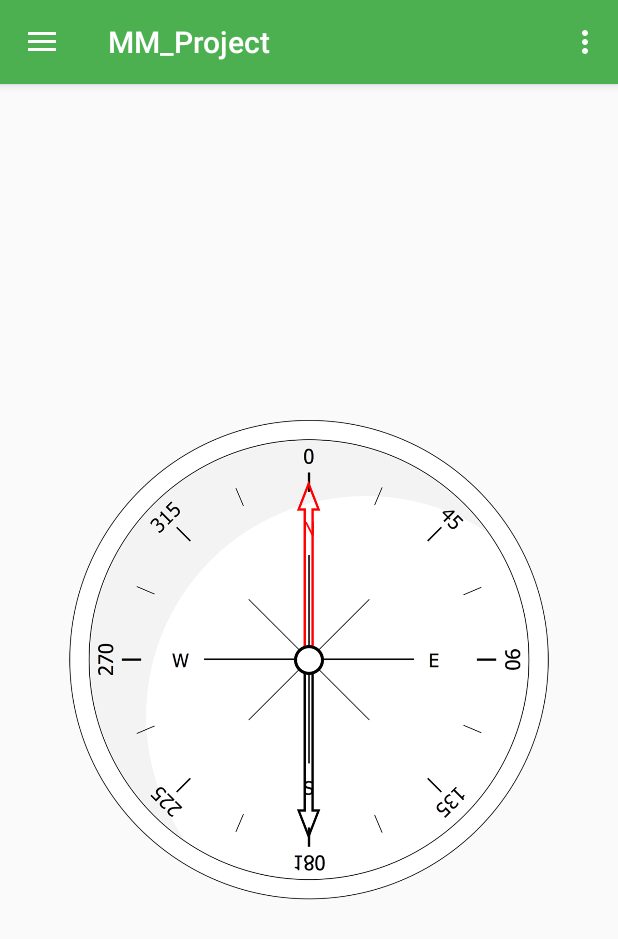
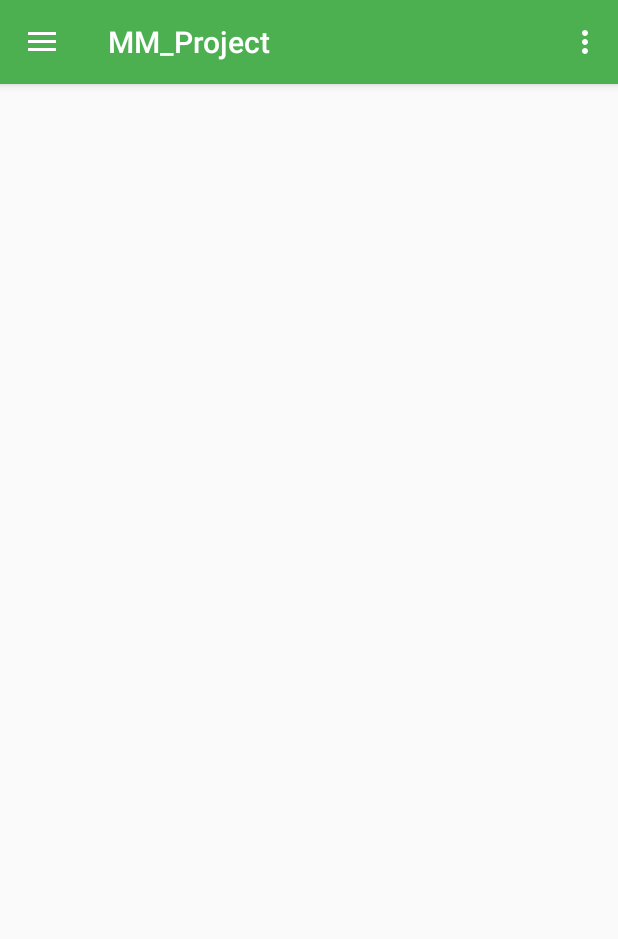
Before and after one commit to DINGDAMU/Geo-tagged-time-capture, an Android app: the screen it shows after launch (MainActivity), on a phone screen of 412 x 824 dp. Shown: the top 939 px of the screen. Run offline under Robolectric (Android 15) with nearby library versions, the phone set to English and light mode, and no system bars.

Commit message:
move the compass to the menu

```diff
--- a/app/src/main/AndroidManifest.xml
+++ b/app/src/main/AndroidManifest.xml
@@ -48,6 +48,12 @@
             android:exported="true">
 
         </activity>
+        <activity
+            android:name=".Compass_Activity"
+            android:label="@string/title_activity_compass"
+            android:exported="true">
+
+        </activity>
     </application>
 
 </manifest>
--- a/app/src/main/java/com/example/dingdamu/ding/Import.java
+++ b/app/src/main/java/com/example/dingdamu/ding/Import.java
@@ -11,7 +11,6 @@ import android.support.v7.app.AppCompatActivity;
 import android.view.Menu;
 import android.view.MenuItem;
 import android.view.View;
-import android.os.Bundle;
 import android.widget.ListView;
 import android.widget.Toast;
 
@@ -66,7 +65,7 @@ public class Import extends AppCompatActivity {
 
     @Override
     public boolean onCreateOptionsMenu(Menu menu) {
-        getMenuInflater().inflate(R.menu.menu_main, menu);
+        getMenuInflater().inflate(R.menu.menu_import, menu);
         return true;
     }
 
--- a/app/src/main/java/com/example/dingdamu/ding/MainActivity.java
+++ b/app/src/main/java/com/example/dingdamu/ding/MainActivity.java
@@ -18,7 +18,6 @@ import android.widget.TextView;
 
 public class MainActivity extends AppCompatActivity
         implements NavigationView.OnNavigationItemSelectedListener {
-    private Compass compass;
 
     @Override
     protected void onCreate(Bundle savedInstanceState) {
@@ -27,10 +26,7 @@ public class MainActivity extends AppCompatActivity
         Toolbar toolbar = (Toolbar) findViewById(R.id.toolbar);
         setSupportActionBar(toolbar);
 
-        Compass.mText=(TextView) findViewById(R.id.compass_information);
 
-        compass = new Compass(this);
-        compass.arrowView = (ImageView) findViewById(R.id.main_image_hands);
 
 
 
@@ -76,30 +72,7 @@ public class MainActivity extends AppCompatActivity
 
         return super.onOptionsItemSelected(item);
     }
-    @Override
-    protected void onStart() {
-        super.onStart();
-        compass.start();
 
-    }
-
-    @Override
-    protected void onPause() {
-        super.onPause();
-        compass.stop();
-    }
-
-    @Override
-    protected void onResume() {
-        super.onResume();
-        compass.start();
-    }
-
-    @Override
-    protected void onStop() {
-        super.onStop();
-        compass.stop();
-    }
 
 
     @SuppressWarnings("StatementWithEmptyBody")
@@ -123,6 +96,9 @@ public class MainActivity extends AppCompatActivity
             intent.setClass(MainActivity.this, Gallery.class);
             startActivity(intent);
         } else if (id == R.id.nav_manage) {
+            Intent intent = new Intent();
+            intent.setClass(MainActivity.this, Compass_Activity.class);
+            startActivity(intent);
 
         } else if (id == R.id.nav_share) {
 
--- a/app/src/main/res/layout/content_main.xml
+++ b/app/src/main/res/layout/content_main.xml
@@ -12,28 +12,5 @@
     tools:context="com.example.dingdamu.ding.MainActivity"
     tools:showIn="@layout/app_bar_main">
 
-    <ImageView
-        android:id="@+id/main_image_dial"
-        android:layout_width="320dp"
-        android:layout_height="320dp"
-        android:layout_centerInParent="true"
-        android:contentDescription="@string/compass_dial"
-        android:src="@drawable/dial" />
-
-
-    <ImageView
-        android:id="@+id/main_image_hands"
-        android:layout_width="20dp"
-        android:layout_height="240dp"
-        android:layout_centerInParent="true"
-        android:contentDescription="@string/compass_hands"
-        android:scaleType="fitXY"
-        android:src="@drawable/hands" />
-
-    <TextView
-        android:layout_width="match_parent"
-        android:layout_height="match_parent"
-        android:id="@+id/compass_information"
-        />
 
 </RelativeLayout>
--- a/app/src/main/res/menu/activity_main_drawer.xml
+++ b/app/src/main/res/menu/activity_main_drawer.xml
@@ -17,7 +17,7 @@
         <item
             android:id="@+id/nav_manage"
             android:icon="@drawable/ic_menu_manage"
-            android:title="Tools" />
+            android:title="Compass" />
     </group>
 
     <item android:title="Communicate">
--- a/app/src/main/res/values/strings.xml
+++ b/app/src/main/res/values/strings.xml
@@ -9,6 +9,8 @@
     <string name="title_activity_painting">PaintingActivity</string>
     <string name="title_activity_gallery">Gallery</string>
     <string name="title_activity_position">Position</string>
+    <string name="title_activity_compass">Compass</string>
+
     <string name="action_settings">Settings</string>
     <string name="action_help">Help</string>
     <string name="author">Ding Damu</string>
```
Also changed, not shown: app/src/main/java/com/example/dingdamu/ding/Compass_Activity.java (added, +52 -0 lines), app/src/main/res/layout/activity_compass.xml (added, +28 -0 lines), app/src/main/res/menu/menu_import.xml (renamed from app/src/main/res/menu/menu_main.xml).
